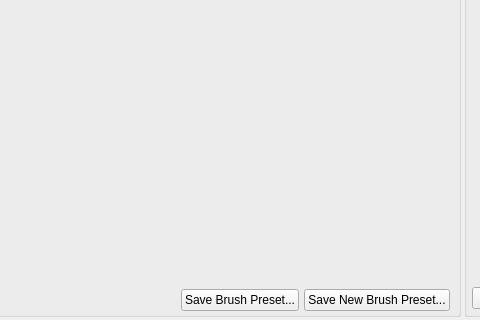
First picture: the form in libs/ui/forms/wdgpaintopsettings.ui, repository KDE/krita, before the edit; both pictures show x 698 to 1178 and y 192 to 512 of the 1431 by 512 pixel window.
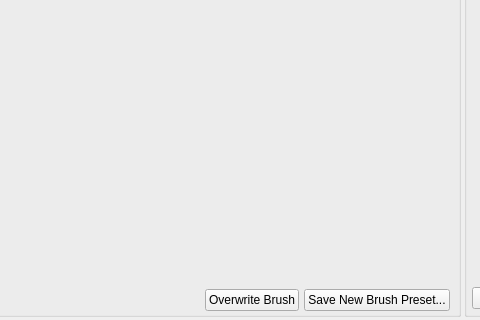
Second picture: the form after the edit. Custom widgets are drawn as their Qt base class.

Commit message: change the save preset to overwrite and do not use the dialog. Just assume the artist wants to keep the existing preset icon

Diff of the .ui file:
```diff
--- a/libs/ui/forms/wdgpaintopsettings.ui
+++ b/libs/ui/forms/wdgpaintopsettings.ui
@@ -223,7 +223,7 @@
         <item>
          <widget class="QPushButton" name="saveBrushPresetButton">
           <property name="text">
-           <string>Save Brush Preset...</string>
+           <string>Overwrite Brush</string>
           </property>
          </widget>
         </item>
```
The commit also changes 1 other file.
